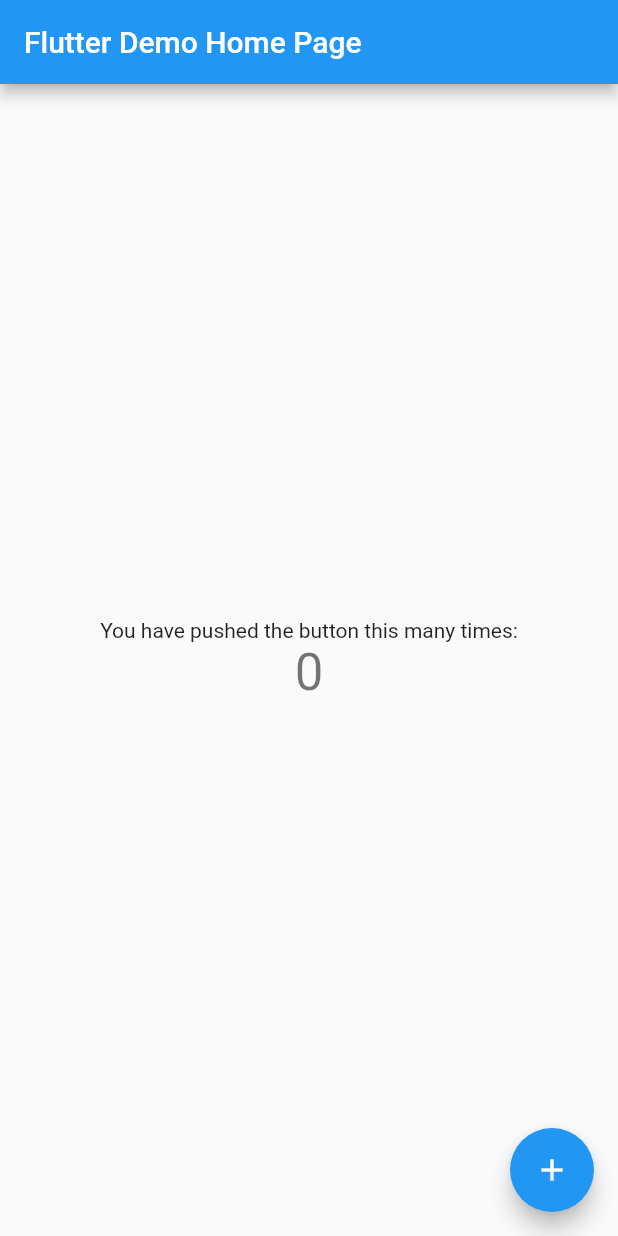
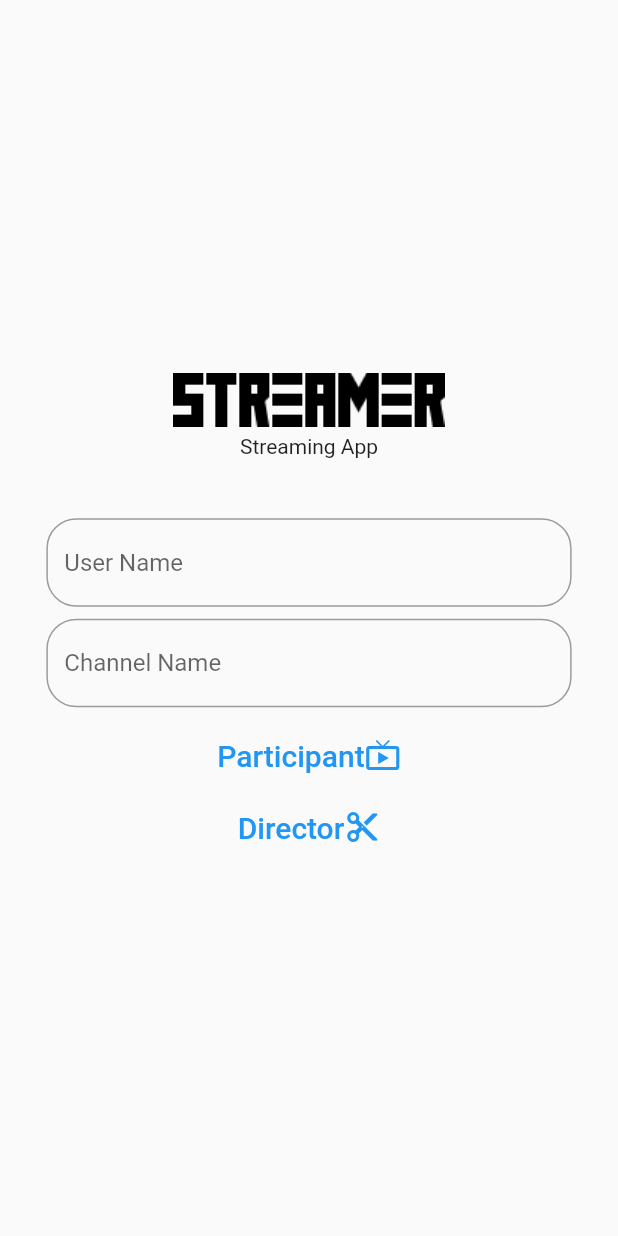
Before and after one commit to yoonhoelee/streaming_practice_app, a Flutter app: the screen it shows after launch, on a phone screen of 412 x 824 dp. Run offline on Flutter 3.47's test engine with Material 2 defaults, Android fonts, the phone set to English and light mode, and no system bars; our stand-ins replace flutter_riverpod; missing offline and left inert: agora_rtc_engine, agora_rtm.

```diff
--- a/lib/main.dart
+++ b/lib/main.dart
@@ -1,4 +1,6 @@
 import 'package:flutter/material.dart';
+import 'package:flutter_riverpod/flutter_riverpod.dart';
+import 'package:streamer/pages/home.dart';
 
 void main() {
   runApp(const MyApp());
@@ -10,8 +12,8 @@ class MyApp extends StatelessWidget {
   // This widget is the root of your application.
   @override
   Widget build(BuildContext context) {
-    return MaterialApp(
-      title: 'Flutter Demo',
+    return ProviderScope(
+      child: MaterialApp(
         theme: ThemeData(
           // This is the theme of your application.
           //
@@ -24,92 +26,8 @@ class MyApp extends StatelessWidget {
           // is not restarted.
           primarySwatch: Colors.blue,
         ),
-      home: const MyHomePage(title: 'Flutter Demo Home Page'),
+        home: const Home(),
+      ),
     );
   }
 }
-
-class MyHomePage extends StatefulWidget {
-  const MyHomePage({super.key, required this.title});
-
-  // This widget is the home page of your application. It is stateful, meaning
-  // that it has a State object (defined below) that contains fields that affect
-  // how it looks.
-
-  // This class is the configuration for the state. It holds the values (in this
-  // case the title) provided by the parent (in this case the App widget) and
-  // used by the build method of the State. Fields in a Widget subclass are
-  // always marked "final".
-
-  final String title;
-
-  @override
-  State<MyHomePage> createState() => _MyHomePageState();
-}
-
-class _MyHomePageState extends State<MyHomePage> {
-  int _counter = 0;
-
-  void _incrementCounter() {
-    setState(() {
-      // This call to setState tells the Flutter framework that something has
-      // changed in this State, which causes it to rerun the build method below
-      // so that the display can reflect the updated values. If we changed
-      // _counter without calling setState(), then the build method would not be
-      // called again, and so nothing would appear to happen.
-      _counter++;
-    });
-  }
-
-  @override
-  Widget build(BuildContext context) {
-    // This method is rerun every time setState is called, for instance as done
-    // by the _incrementCounter method above.
-    //
-    // The Flutter framework has been optimized to make rerunning build methods
-    // fast, so that you can just rebuild anything that needs updating rather
-    // than having to individually change instances of widgets.
-    return Scaffold(
-      appBar: AppBar(
-        // Here we take the value from the MyHomePage object that was created by
-        // the App.build method, and use it to set our appbar title.
-        title: Text(widget.title),
-      ),
-      body: Center(
-        // Center is a layout widget. It takes a single child and positions it
-        // in the middle of the parent.
-        child: Column(
-          // Column is also a layout widget. It takes a list of children and
-          // arranges them vertically. By default, it sizes itself to fit its
-          // children horizontally, and tries to be as tall as its parent.
-          //
-          // Invoke "debug painting" (press "p" in the console, choose the
-          // "Toggle Debug Paint" action from the Flutter Inspector in Android
-          // Studio, or the "Toggle Debug Paint" command in Visual Studio Code)
-          // to see the wireframe for each widget.
-          //
-          // Column has various properties to control how it sizes itself and
-          // how it positions its children. Here we use mainAxisAlignment to
-          // center the children vertically; the main axis here is the vertical
-          // axis because Columns are vertical (the cross axis would be
-          // horizontal).
-          mainAxisAlignment: MainAxisAlignment.center,
-          children: <Widget>[
-            const Text(
-              'You have pushed the button this many times:',
-            ),
-            Text(
-              '$_counter',
-              style: Theme.of(context).textTheme.headlineMedium,
-            ),
-          ],
-        ),
-      ),
-      floatingActionButton: FloatingActionButton(
-        onPressed: _incrementCounter,
-        tooltip: 'Increment',
-        child: const Icon(Icons.add),
-      ), // This trailing comma makes auto-formatting nicer for build methods.
-    );
-  }
-}
--- /dev/null
+++ b/lib/pages/director.dart
@@ -0,0 +1,20 @@
+import 'package:flutter/material.dart';
+
+class Director extends StatefulWidget {
+  final String channelName;
+  const Director({super.key, required this.channelName});
+
+  @override
+  State<Director> createState() => _DirectorState();
+}
+
+class _DirectorState extends State<Director> {
+  @override
+  Widget build(BuildContext context) {
+    return const Scaffold(
+      body: Center(
+        child: Text("Director"),
+      ),
+    );
+  }
+}
--- /dev/null
+++ b/lib/pages/home.dart
@@ -0,0 +1,112 @@
+import 'package:flutter/material.dart';
+import 'package:streamer/pages/director.dart';
+import 'package:streamer/pages/participant.dart';
+
+class Home extends StatefulWidget {
+  const Home({super.key});
+
+  @override
+  State<Home> createState() => _HomeState();
+}
+
+class _HomeState extends State<Home> {
+  final _channelName = TextEditingController();
+  final _userName = TextEditingController();
+  @override
+  Widget build(BuildContext context) {
+    return Scaffold(
+      body: Center(
+        child: Column(
+          mainAxisAlignment: MainAxisAlignment.center,
+          children: [
+            Image.asset("assets/streamer.png"),
+            const SizedBox(
+              height: 5,
+            ),
+            const Text("Streaming App"),
+            const SizedBox(
+              height: 40,
+            ),
+            SizedBox(
+              width: MediaQuery.of(context).size.width * 0.85,
+              child: TextField(
+                controller: _userName,
+                decoration: InputDecoration(
+                  border: OutlineInputBorder(
+                    borderRadius: BorderRadius.circular(20),
+                    borderSide: const BorderSide(color: Colors.grey),
+                  ),
+                  hintText: "User Name",
+                ),
+              ),
+            ),
+            const SizedBox(
+              height: 8,
+            ),
+            SizedBox(
+              width: MediaQuery.of(context).size.width * 0.85,
+              child: TextField(
+                controller: _channelName,
+                decoration: InputDecoration(
+                  border: OutlineInputBorder(
+                    borderRadius: BorderRadius.circular(20),
+                    borderSide: const BorderSide(color: Colors.grey),
+                  ),
+                  hintText: "Channel Name",
+                ),
+              ),
+            ),
+            const SizedBox(
+              height: 8,
+            ),
+            TextButton(
+                onPressed: () {
+                  //take to participant
+                  Navigator.of(context).push(
+                    MaterialPageRoute(
+                        builder: (context) => Participant(
+                              channelName: _channelName.text,
+                              userName: _userName.text,
+                            )),
+                  );
+                },
+                child: Row(
+                  mainAxisAlignment: MainAxisAlignment.center,
+                  children: const <Widget>[
+                    Text(
+                      'Participant',
+                      style: TextStyle(fontSize: 20),
+                    ),
+                    Icon(
+                      Icons.live_tv,
+                    )
+                  ],
+                )),
+            TextButton(
+                onPressed: () {
+                  //take to director
+                  Navigator.of(context).push(
+                    MaterialPageRoute(
+                        builder: (context) => Director(
+                              channelName: _channelName.text,
+                            )),
+                  );
+                },
+                child: Row(
+                  mainAxisAlignment: MainAxisAlignment.center,
+                  children: const <Widget>[
+                    Text(
+                      'Director',
+                      style: TextStyle(fontSize: 20),
+                    ),
+                    Icon(
+                      Icons.cut,
+                    )
+                  ],
+                )),
+          ],
+        ),
+      ),
+    );
+  }
+}
```
Also changed, not shown: lib/pages/participant.dart (added, +48 -0 lines), pubspec.yaml (+9 -2 lines), assets/streamer.png (added), lib/controllers/director_controller.dart (added), lib/models/director_model.dart (added), lib/models/stream.dart (added), lib/models/user.dart (added), pubspec.lock, 13 other files. Lines whose indentation alone changed are shown as unchanged.
